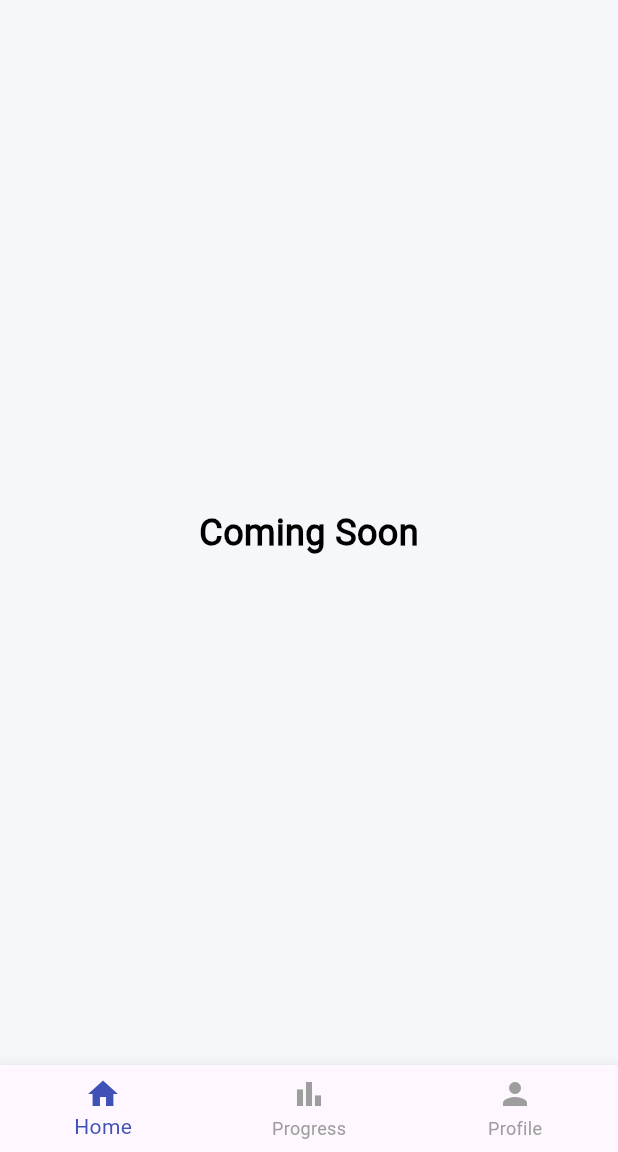
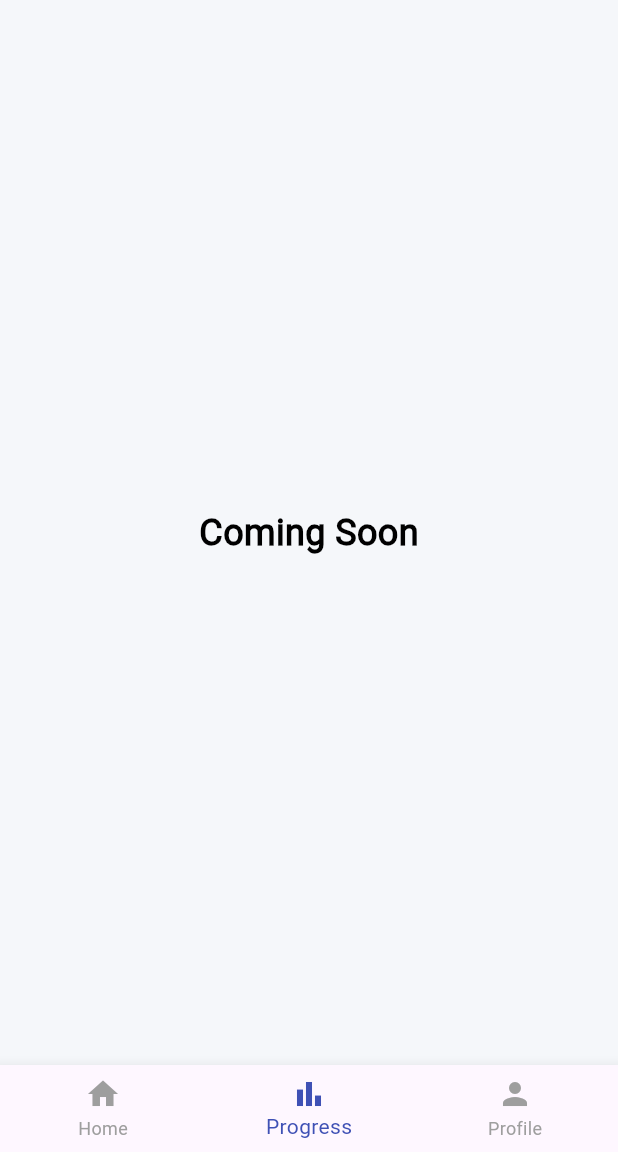
Before and after one commit to obialohenry/dartquizz, a Flutter app: the screen it shows after launch, item 2 of the bottom bar chosen, on a phone screen of 412 x 824 dp, the part 84-1236 px from its top. Run offline on Flutter 3.47's test engine with Material 3 defaults, Android fonts, the light colour scheme and no system bars; our stand-ins replace flutter_riverpod, flutter_screenutil, flutter_svg.

Commit message:
style:Refactored string constants of dashboard and home screen to app string config file

```diff
--- a/lib/config/app_strings.dart
+++ b/lib/config/app_strings.dart
@@ -1,3 +1,10 @@
 const roboto = "Roboto";
-const helloMate = 'Hello mate';
+const helloMate = 'Hello mate,';
 const whatDoYouWantToLearnToday = "What Do You Want To Learn Today?";
+const learn = "Learn";
+const home = "Home";
+const progress = "Progress";
+const profile = "Profile";
+const whatWouldYouLikeToLearnToday = "What Would You Like To Learn Today?";
+const fiveQuizzes = "5 quizzes";
+const fifteenMins = "15 mins";
--- /dev/null
+++ b/lib/src/providers.dart
@@ -0,0 +1 @@
+export 'package:dartquizz/view_model/dashboard/dashboard_view_model.dart';
--- a/lib/view/screens/dashboard/dashboard_screen.dart
+++ b/lib/view/screens/dashboard/dashboard_screen.dart
@@ -1,7 +1,6 @@
 import 'package:dartquizz/src/components.dart';
 import 'package:dartquizz/src/config.dart';
-import 'package:dartquizz/src/screens.dart';
-import 'package:dartquizz/view_model/dashboard/dashboard_view_model.dart';
+import 'package:dartquizz/src/providers.dart';
 import 'package:flutter/material.dart';
 import 'package:flutter_riverpod/flutter_riverpod.dart';
 
@@ -14,7 +13,7 @@ class DashboardScreen extends ConsumerWidget {
       backgroundColor: AppColors.kWhisperGray,
       appBar: AppBar(
         backgroundColor: AppColors.kRoyalIndigo,
-        title: TextView(text: "Learn", fontWeight: FontWeight.bold, fontSize: 20.spMin),
+        title: TextView(text: learn, fontWeight: FontWeight.bold, fontSize: 20.spMin),
         actions: [
           IconButton(
             onPressed: () {},
@@ -25,13 +24,13 @@ class DashboardScreen extends ConsumerWidget {
       body: dashboardProvider.dashboardScreen[dashboardProvider.currentIndex],
       bottomNavigationBar: BottomNavigationBar(
         items: [
-          BottomNavigationBarItem(icon: Icon(Icons.home), label: 'Home'),
-          BottomNavigationBarItem(icon: Icon(Icons.bar_chart), label: 'Progress'),
-          BottomNavigationBarItem(icon: Icon(Icons.person), label: 'Profile'),
+          BottomNavigationBarItem(icon: Icon(Icons.home), label: home),
+          BottomNavigationBarItem(icon: Icon(Icons.bar_chart), label: progress),
+          BottomNavigationBarItem(icon: Icon(Icons.person), label: profile),
         ],
         unselectedItemColor: Colors.grey,
         selectedItemColor: AppColors.kCosmicBlue,
-        currentIndex: 0,
+        currentIndex: dashboardProvider.currentIndex,
         onTap: (value) =>
           dashboardProvider.switchScreens(value)
         ,
```
Also changed, not shown: lib/view/screens/dashboard/home/home_screen.dart (+4 -4 lines).
